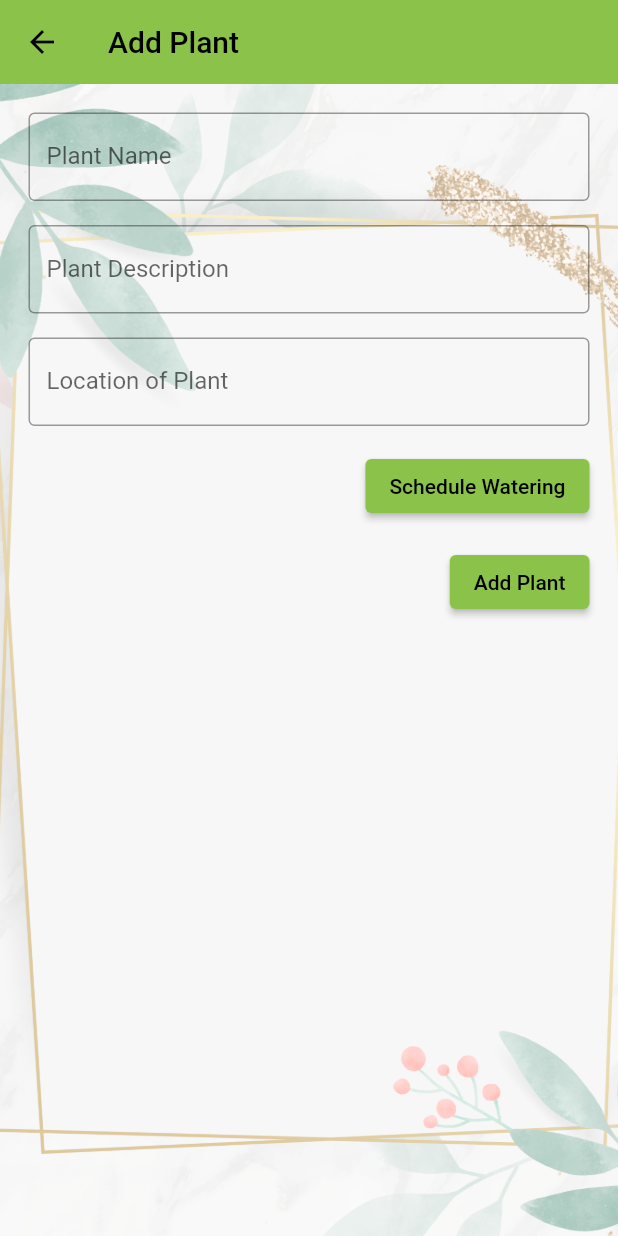
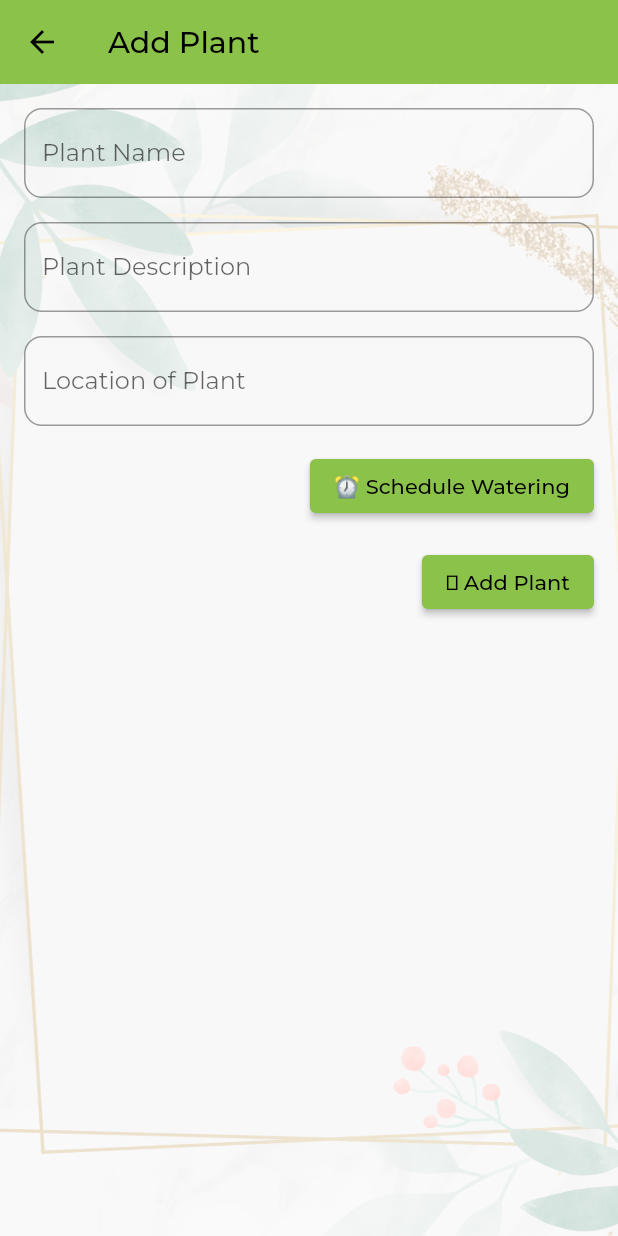
Before and after one commit to lomash-relia/Water-My-Plants, a Flutter app: the AddPlantPage screen opened directly with empty values, on a phone screen of 412 x 824 dp. Run offline on Flutter 3.47's test engine with Material 2 defaults, Android fonts, the phone set to English and light mode, and no system bars; our stand-ins replace animated_splash_screen, awesome_notifications, bloc, dio, flutter_bloc, google_fonts and 5 more; accounts and stored records are empty.

Commit message:
minor UI updates

```diff
--- a/lib/features/home_page/UI/add_plant_page.dart
+++ b/lib/features/home_page/UI/add_plant_page.dart
@@ -33,9 +33,9 @@ class _AddPlantPageState extends State<AddPlantPage> {
       var plantId = const Uuid().v1();
       HomePlantModel newPlant = HomePlantModel(
         id: plantId,
-        name: _titleController.text,
-        description: _descriptionController.text,
-        location: _locationController.text,
+        name: _titleController.text.trim().toUpperCase(),
+        description: _descriptionController.text.trim(),
+        location: _locationController.text.trim().toUpperCase(),
       );
       widget.homeBloc.add(
           HomeAddPlantEvent(newPlant: newPlant, selectedTime: selectedTime));
@@ -57,18 +57,19 @@ class _AddPlantPageState extends State<AddPlantPage> {
         elevation: 0,
         title: const Text('Add Plant'),
       ),
-      body: Form(
-          key: _formKey,
-          child: Container(
+      body: Container(
         constraints: const BoxConstraints.expand(),
         decoration: const BoxDecoration(
           image: DecorationImage(
-                  opacity: 0.4,
+              opacity: 0.2,
               image: AssetImage('assets/images/plant_background.png'),
               fit: BoxFit.cover),
         ),
         child: Padding(
-              padding: const EdgeInsets.all(19.0),
+          padding: const EdgeInsets.all(16.0),
+          child: SingleChildScrollView(
+            child: Form(
+              key: _formKey,
               child: Column(
                 crossAxisAlignment: CrossAxisAlignment.end,
                 children: [
@@ -84,7 +85,9 @@ class _AddPlantPageState extends State<AddPlantPage> {
                     },
                     decoration: const InputDecoration(
                       label: Text('Plant Name'),
-                      border: OutlineInputBorder(),
+                      border: OutlineInputBorder(
+                          borderRadius:
+                              BorderRadius.all(Radius.circular(12.0))),
                     ),
                   ),
                   emptyGap(),
@@ -100,7 +103,9 @@ class _AddPlantPageState extends State<AddPlantPage> {
                     },
                     decoration: const InputDecoration(
                       label: Text('Plant Description'),
-                      border: OutlineInputBorder(),
+                      border: OutlineInputBorder(
+                          borderRadius:
+                              BorderRadius.all(Radius.circular(12.0))),
                     ),
                   ),
                   emptyGap(),
@@ -115,7 +120,9 @@ class _AddPlantPageState extends State<AddPlantPage> {
                     },
                     decoration: const InputDecoration(
                       label: Text('Location of Plant'),
-                      border: OutlineInputBorder(),
+                      border: OutlineInputBorder(
+                          borderRadius:
+                              BorderRadius.all(Radius.circular(12.0))),
                     ),
                   ),
                   emptyGap(),
@@ -127,7 +134,7 @@ class _AddPlantPageState extends State<AddPlantPage> {
                         initialEntryMode: TimePickerEntryMode.input,
                       );
                     },
-                    child: const Text('Schedule Watering'),
+                    child: const Text('⏰ Schedule Watering'),
                   ),
                   emptyGap(),
                   ElevatedButton(
@@ -136,12 +143,14 @@ class _AddPlantPageState extends State<AddPlantPage> {
                       ScaffoldMessenger.of(context).showSnackBar(
                           const SnackBar(content: Text('Plant Added 🥳')));
                     },
-                    child: const Text('Add Plant'),
+                    child: const Text('🪴 Add Plant'),
                   ),
                 ],
               ),
             ),
-          )),
+          ),
+        ),
+      ),
     );
   }
 }
--- a/lib/features/home_page/UI/home_page.dart
+++ b/lib/features/home_page/UI/home_page.dart
@@ -29,7 +29,7 @@ class _HomePageState extends State<HomePage> {
         onPressed: () {
           homeBloc.add(HomeAddPlantButtonNavigateEvent());
         },
-        child: const Icon(Icons.add),
+        child: const Icon(Icons.add_circle_rounded),
       ),
       appBar: AppBar(
         elevation: 0,
@@ -77,7 +77,7 @@ class _HomePageState extends State<HomePage> {
                     constraints: const BoxConstraints.expand(),
                     decoration: const BoxDecoration(
                       image: DecorationImage(
-                          opacity: 0.7,
+                          opacity: 0.5,
                           image:
                               AssetImage('assets/images/plant_background.png'),
                           fit: BoxFit.cover),
@@ -96,7 +96,7 @@ class _HomePageState extends State<HomePage> {
                 constraints: const BoxConstraints.expand(),
                 decoration: const BoxDecoration(
                   image: DecorationImage(
-                      opacity: 0.5,
+                      opacity: 0.4,
                       image: AssetImage('assets/images/plant_background.png'),
                       fit: BoxFit.cover),
                 ),
--- a/lib/features/info_page/UI/info_page.dart
+++ b/lib/features/info_page/UI/info_page.dart
@@ -22,7 +22,6 @@ class _InfoPageState extends State<InfoPage> {
 
     response['data'].forEach((plant) {
       plantObjects = plantObjectFromMap(response['data']);
-      //print('${plant['id']} added');
     });
     setState(() {});
   }
@@ -38,6 +37,7 @@ class _InfoPageState extends State<InfoPage> {
     return Scaffold(
       appBar: AppBar(
         elevation: 0,
+        title: const Text('Encyclopedia'),
         actions: [
           IconButton(
               onPressed: () {
@@ -48,7 +48,7 @@ class _InfoPageState extends State<InfoPage> {
                   });
                 }
               },
-              icon: const Icon(Icons.first_page_outlined)),
+              icon: const Icon(Icons.navigate_before_rounded)),
           IconButton(
               onPressed: () {
                 pageNumber++;
@@ -56,7 +56,7 @@ class _InfoPageState extends State<InfoPage> {
                   handleObject();
                 });
               },
-              icon: const Icon(Icons.last_page_outlined)),
+              icon: const Icon(Icons.navigate_next_rounded)),
         ],
       ),
       body: Container(
--- a/lib/features/shop_page/shop_page.dart
+++ b/lib/features/shop_page/shop_page.dart
@@ -13,7 +13,10 @@ class _ShopPageState extends State<ShopPage> {
     ..setJavaScriptMode(JavaScriptMode.unrestricted)
     ..setBackgroundColor(const Color(0x00000000))
     ..setNavigationDelegate(NavigationDelegate(
-      onWebResourceError: (error) {},
+      onWebResourceError: (error) {
+        ScaffoldMessenger.of(context).showSnackBar(
+            const SnackBar(content: Text('Internet Connection is Off')));
+      },
     ))
     ..loadRequest(Uri.parse('https://www.ugaoo.com/'));
 
```
Also changed, not shown: lib/main.dart (+14 -1 lines), pubspec.yaml (+13 -5 lines), assets/images/plantIcon.png (added), pubspec.lock, 37 other files. Lines whose indentation alone changed are shown as unchanged.
